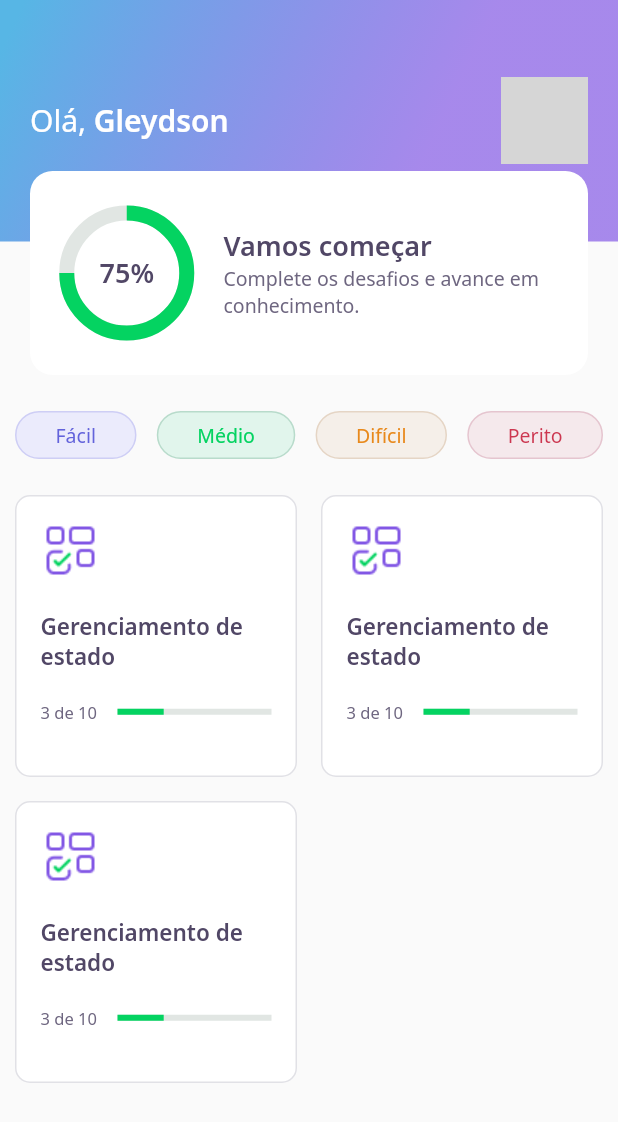
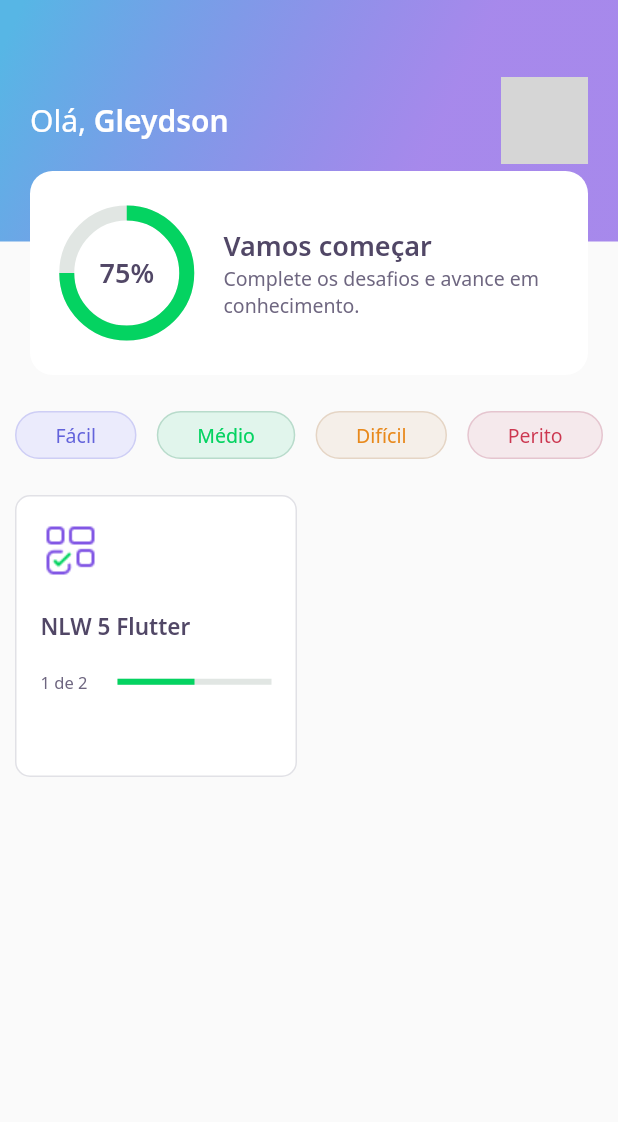
Before and after one commit to GleydsonMS/nlw5-flutter, a Flutter app: the HomePage screen opened directly, on a phone screen of 412 x 824 dp. Shown: the top 1122 px of the screen. Run offline on Flutter 3.47's test engine with Material 2 defaults, Android fonts, the phone set to English and light mode, and no system bars; our stand-ins replace google_fonts; accounts and stored records are empty; network calls fail; grey boxes are pictures that could not be loaded.

Commit message:
lesson 03

```diff
--- /dev/null
+++ b/assets/database/quizzes.json
@@ -0,0 +1,28 @@
+[
+    {
+        "title": "NLW 5 Flutter",
+        "questionAnswered": 1,
+        "image": "blocks",
+        "level": "facil",
+        "questions": [
+            {
+                "title": "Está curtindo o Flutter?",
+                "answers": [
+                    {"title": "Estou curtindo"},
+                    {"title": "Amando Flutter"},
+                    {"title": "Muito top"},
+                    {"title": "Show de bola", "isRight": true}
+                ]
+            },
+            {
+                "title": "Está curtindo o Flutter?",
+                "answers": [
+                    {"title": "Estou curtindo"},
+                    {"title": "Amando Flutter"},
+                    {"title": "Muito top"},
+                    {"title": "Show de bola", "isRight": true}
+                ]
+            }
+        ]
+    }
+]
--- /dev/null
+++ b/assets/database/user.json
@@ -0,0 +1,5 @@
+{
+    "name": "Gleydson",
+    "score": 75,
+    "photoUrl": "https://avatars.githubusercontent.com/u/8749369?v=4"
+}
--- a/lib/core/app_widget.dart
+++ b/lib/core/app_widget.dart
@@ -1,5 +1,5 @@
-//import 'package:DevQuiz/home/home_page.dart';
-import 'package:DevQuiz/challenge/challenge_page.dart';
+import 'package:DevQuiz/home/home_page.dart';
+// import 'package:DevQuiz/challenge/challenge_page.dart';
 import 'package:flutter/material.dart';
 
 class AppWidget extends StatelessWidget {
@@ -7,7 +7,7 @@ class AppWidget extends StatelessWidget {
   Widget build(BuildContext context) {
     return MaterialApp(
       title: "DevQuiz",
-      home: ChallengePage(),
+      home: HomePage(),
     );
   }
 }
--- /dev/null
+++ b/lib/home/home_controller.dart
@@ -0,0 +1,31 @@
+import 'package:DevQuiz/core/core.dart';
+import 'package:DevQuiz/home/home_repository.dart';
+import 'package:DevQuiz/home/home_state.dart';
+import 'package:DevQuiz/shared/models/answer_model.dart';
+import 'package:DevQuiz/shared/models/question_model.dart';
+import 'package:DevQuiz/shared/models/quiz_model.dart';
+import 'package:DevQuiz/shared/models/user_model.dart';
+import 'package:flutter/cupertino.dart';
+
+class HomeController {
+  final stateNotifier = ValueNotifier<HomeState>(HomeState.empty);
+  set state(HomeState state) => stateNotifier.value = state;
+  HomeState get state => stateNotifier.value;
+
+  UserModel? user;
+  List<QuizModel>? quizzes;
+
+  final repository = HomeRepository();
+
+  void getUser() async {
+    state = HomeState.loading;
+    user = await repository.getUser();
+    state = HomeState.success;
+  }
+
+  void getQuizzes() async {
+    state = HomeState.loading;
+    quizzes = await repository.getQuizzes();
+    state = HomeState.success;
+  }
+}
--- a/lib/home/home_page.dart
+++ b/lib/home/home_page.dart
@@ -1,3 +1,7 @@
+import 'package:DevQuiz/challenge/widgets/quiz/quiz_widget.dart';
+import 'package:DevQuiz/core/app_colors.dart';
+import 'package:DevQuiz/home/home_controller.dart';
+import 'package:DevQuiz/home/home_state.dart';
 import 'package:DevQuiz/home/widgets/appbar/app_bar_widget.dart';
 import 'package:DevQuiz/home/widgets/level_button/level_button_widget.dart';
 import 'package:DevQuiz/home/widgets/quiz_card/quiz_card_widget.dart';
@@ -12,10 +16,23 @@ class HomePage extends StatefulWidget {
 }
 
 class _HomePageState extends State<HomePage> {
+  final controller = HomeController();
+
+  @override
+  void initState() {
+    super.initState();
+    controller.getUser();
+    controller.getQuizzes();
+    controller.stateNotifier.addListener(() {
+      setState(() {});
+    });
+  }
+
   @override
   Widget build(BuildContext context) {
+    if (controller.state == HomeState.success) {
       return Scaffold(
-        appBar: AppBarWidget(),
+          appBar: AppBarWidget(user: controller.user!),
           body: Padding(
             padding: const EdgeInsets.symmetric(horizontal: 10),
             child: Column(
@@ -44,15 +61,27 @@ class _HomePageState extends State<HomePage> {
                     crossAxisSpacing: 16,
                     mainAxisSpacing: 16,
                     crossAxisCount: 2,
-                  children: [
-                    QuizCardWidget(),
-                    QuizCardWidget(),
-                    QuizCardWidget(),
-                  ],
+                    children: controller.quizzes!
+                        .map((e) => QuizCardWidget(
+                              title: e.title,
+                              percent: e.questionAnswered / e.questions.length,
+                              completed:
+                                  "${e.questionAnswered} de ${e.questions.length}",
+                            ))
+                        .toList(),
                   ),
                 )
               ],
             ),
           ));
+    } else {
+      return Scaffold(
+        body: Center(
+          child: CircularProgressIndicator(
+            valueColor: AlwaysStoppedAnimation<Color>(AppColors.darkGreen),
+          ),
+        ),
+      );
     }
   }
+}
--- /dev/null
+++ b/lib/home/home_state.dart
@@ -0,0 +1 @@
+enum HomeState { success, loading, error, empty }
--- a/lib/home/widgets/appbar/app_bar_widget.dart
+++ b/lib/home/widgets/appbar/app_bar_widget.dart
@@ -1,9 +1,11 @@
 import 'package:DevQuiz/core/core.dart';
 import 'package:DevQuiz/home/widgets/score_card/score_card_widget.dart';
+import 'package:DevQuiz/shared/models/user_model.dart';
 import 'package:flutter/material.dart';
 
 class AppBarWidget extends PreferredSize {
-  AppBarWidget()
+  final UserModel user;
+  AppBarWidget({required this.user})
       : super(
             preferredSize: Size.fromHeight(250),
             child: Container(
@@ -23,7 +25,7 @@ class AppBarWidget extends PreferredSize {
                             style: AppTextStyles.title,
                             children: [
                               TextSpan(
-                                text: "Gleydson",
+                                text: user.name,
                                 style: AppTextStyles.titleBold,
                               )
                             ])),
@@ -33,8 +35,7 @@ class AppBarWidget extends PreferredSize {
                           decoration: BoxDecoration(
                               borderRadius: BorderRadius.circular(10),
                               image: DecorationImage(
-                                  image: NetworkImage(
-                                      "https://avatars.githubusercontent.com/u/8749369?v=4"))),
+                                  image: NetworkImage(user.photoUrl))),
                         ),
                       ],
                     ),
--- a/lib/home/widgets/quiz_card/quiz_card_widget.dart
+++ b/lib/home/widgets/quiz_card/quiz_card_widget.dart
@@ -4,6 +4,17 @@ import 'package:DevQuiz/shared/widgets/progress_indicator/progress_indicator_wid
 import 'package:flutter/material.dart';
 
 class QuizCardWidget extends StatelessWidget {
+  final String title;
+  final String completed;
+  final double percent;
+
+  const QuizCardWidget({
+    Key? key,
+    required this.title,
+    required this.completed,
+    required this.percent,
+  }) : super(key: key);
+
   @override
   Widget build(BuildContext context) {
     return Container(
@@ -24,7 +35,7 @@ class QuizCardWidget extends StatelessWidget {
             height: 20,
           ),
           Text(
-            "Gerenciamento de estado",
+            title,
             style: AppTextStyles.heading15,
           ),
           SizedBox(
@@ -35,14 +46,14 @@ class QuizCardWidget extends StatelessWidget {
               Expanded(
                 flex: 1,
                 child: Text(
-                  "3 de 10",
+                  completed,
                   style: AppTextStyles.body11,
                 ),
               ),
               Expanded(
                   flex: 2,
                   child: ProgressIndicatorWidget(
-                    value: 0.3,
+                    value: percent,
                   ))
             ],
           ),
--- /dev/null
+++ b/lib/shared/models/quiz_model.dart
@@ -0,0 +1,65 @@
+import 'dart:convert';
+
+import 'package:DevQuiz/shared/models/question_model.dart';
+
+enum Level { facil, medio, dificil, perito }
+
+extension LevelStringExt on String {
+  Level get levelParse => {
+        "facil": Level.facil,
+        "medio": Level.medio,
+        "dificil": Level.dificil,
+        "perito": Level.perito
+      }[this]!;
+}
+
+extension LevelExt on Level {
+  String get parse => {
+        Level.facil: "facil",
+        Level.medio: "medio",
+        Level.dificil: "dificil",
+        Level.perito: "perito",
+      }[this]!;
+}
+
+class QuizModel {
+  final String title;
+  final List<QuestionModel> questions;
+  final int questionAnswered;
+  final String image;
+  final Level level;
+
+  QuizModel({
+    required this.title,
+    required this.questions,
+    this.questionAnswered = 0,
+    required this.image,
+    required this.level,
+  });
+
+  Map<String, dynamic> toMap() {
+    return {
+      'title': title,
+      'questions': questions.map((x) => x.toMap()).toList(),
+      'questionAnswered': questionAnswered,
+      'image': image,
+      'level': level.parse,
+    };
+  }
+
+  factory QuizModel.fromMap(Map<String, dynamic> map) {
+    return QuizModel(
+      title: map['title'],
+      questions: List<QuestionModel>.from(
+          map['questions']?.map((x) => QuestionModel.fromMap(x))),
+      questionAnswered: map['questionAnswered'],
+      image: map['image'],
+      level: map['level'].toString().levelParse,
+    );
+  }
+
+  String toJson() => json.encode(toMap());
+
+  factory QuizModel.fromJson(String source) =>
+      QuizModel.fromMap(json.decode(source));
+}
--- /dev/null
+++ b/lib/shared/models/user_model.dart
@@ -0,0 +1,34 @@
+import 'dart:convert';
+
+class UserModel {
+  final String name;
+  final String photoUrl;
+  final int score;
+
+  UserModel({
+    required this.name,
+    required this.photoUrl,
+    this.score = 0,
+  });
+
+  Map<String, dynamic> toMap() {
+    return {
+      'name': name,
+      'photoUrl': photoUrl,
+      'score': score,
+    };
+  }
+
+  factory UserModel.fromMap(Map<String, dynamic> map) {
+    return UserModel(
+      name: map['name'],
+      photoUrl: map['photoUrl'],
+      score: map['score'],
+    );
+  }
+
+  String toJson() => json.encode(toMap());
+
+  factory UserModel.fromJson(String source) =>
+      UserModel.fromMap(json.decode(source));
+}
--- a/pubspec.yaml
+++ b/pubspec.yaml
@@ -1,5 +1,5 @@
 name: DevQuiz
-description: DevQuiz - Gabul DEV
+description: DevQuiz - Gleydson
 version: 1.0.0+1
 
 environment:
@@ -18,5 +18,6 @@ dev_dependencies:
 flutter:
   assets:
     - assets/images/
+    - assets/database/
 
   uses-material-design: true
```
Also changed, not shown: lib/home/home_repository.dart (added, +21 -0 lines), lib/shared/models/answer_model.dart (added, +30 -0 lines), lib/shared/models/question_model.dart (added, +35 -0 lines). Lines whose indentation alone changed are shown as unchanged.
